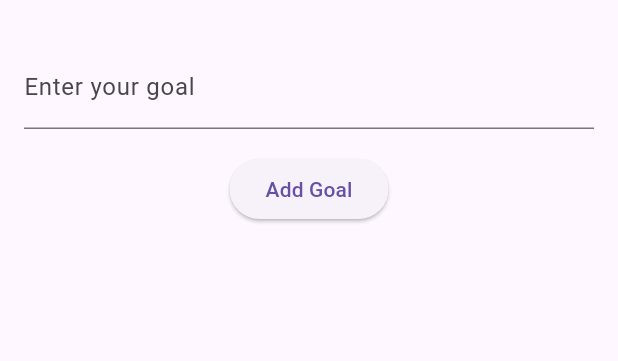
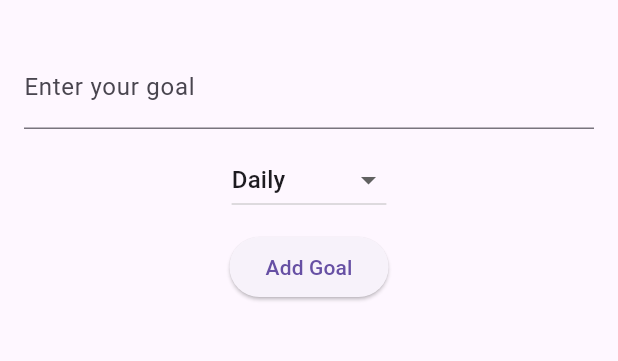
Before and after one commit to swesan123/goals-app, a Flutter app: the screen it shows after launch, on a phone screen of 412 x 824 dp, the part 63-424 px from its top. Run offline on Flutter 3.47's test engine with Material 3 defaults, Android fonts, the phone set to English and light mode, and no system bars.

Commit message:
added categories

```diff
--- a/goal_tracker/lib/main.dart
+++ b/goal_tracker/lib/main.dart
@@ -21,15 +21,19 @@ class GoalTrackerHome extends StatefulWidget {
 }
 
 class _GoalTrackerHomeState extends State<GoalTrackerHome> {
-  final List<String> _goals = [];
+  final List<Map<String, String>> _goals = []; // List to store goals
   final TextEditingController _goalController = TextEditingController();
+  String _selectedCategory = 'Daily'; // Default category
 
   void _addGoal() {
     if (_goalController.text.isNotEmpty) {
       setState(() {
-        _goals.add(_goalController.text);
+        _goals.add({
+          'title': _goalController.text,
+          'category': _selectedCategory,
         });
-      _goalController.clear();
+      });
+      _goalController.clear(); // Clear the input field
     }
   }
 
@@ -41,25 +45,65 @@ class _GoalTrackerHomeState extends State<GoalTrackerHome> {
         children: [
           Padding(
             padding: const EdgeInsets.all(16.0),
-            child: TextField(
+            child: Column(
+              children: [
+                TextField(
                   controller: _goalController,
                   decoration: InputDecoration(labelText: 'Enter your goal'),
                 ),
+                SizedBox(height: 10),
+                DropdownButton<String>(
+                  value: _selectedCategory,
+                  onChanged: (value) {
+                    setState(() {
+                      _selectedCategory = value!;
+                    });
+                  },
+                  items: ['Daily', 'Short-term', 'Long-term']
+                      .map((category) => DropdownMenuItem(
+                            value: category,
+                            child: Text(category),
+                          ))
+                      .toList(),
                 ),
+                SizedBox(height: 10),
                 ElevatedButton(
                   onPressed: _addGoal,
                   child: Text('Add Goal'),
                 ),
+              ],
+            ),
+          ),
           Expanded(
-            child: ListView.builder(
-              itemCount: _goals.length,
-              itemBuilder: (context, index) => ListTile(
-                title: Text(_goals[index]),
-              ),
+            child: ListView(
+              children: [
+                _buildCategorySection('Daily'),
+                _buildCategorySection('Short-term'),
+                _buildCategorySection('Long-term'),
+              ],
             ),
           ),
         ],
       ),
     );
   }
+
+  Widget _buildCategorySection(String category) {
+    final categoryGoals = _goals.where((goal) => goal['category'] == category).toList();
+    if (categoryGoals.isEmpty) return SizedBox();
+
+    return Column(
+      crossAxisAlignment: CrossAxisAlignment.start,
+      children: [
+        Padding(
+          padding: const EdgeInsets.all(8.0),
+          child: Text(
+            category,
+            style: TextStyle(fontSize: 18, fontWeight: FontWeight.bold),
+          ),
+        ),
+        ...categoryGoals.map((goal) => ListTile(title: Text(goal['title']!))),
+      ],
+    );
   }
+}
--- /dev/null
+++ b/goal_tracker/lib/models/goal.dart
@@ -0,0 +1,11 @@
+class Goal {
+  String title;
+  String category; // "Daily", "Short-term", or "Long-term"
+  DateTime createdAt;
+
+  Goal({
+    required this.title,
+    required this.category,
+    DateTime? createdAt,
+  }) : createdAt = createdAt ?? DateTime.now(); // Defaults to now if not provided
+}
```
Lines whose indentation alone changed are shown as unchanged.
